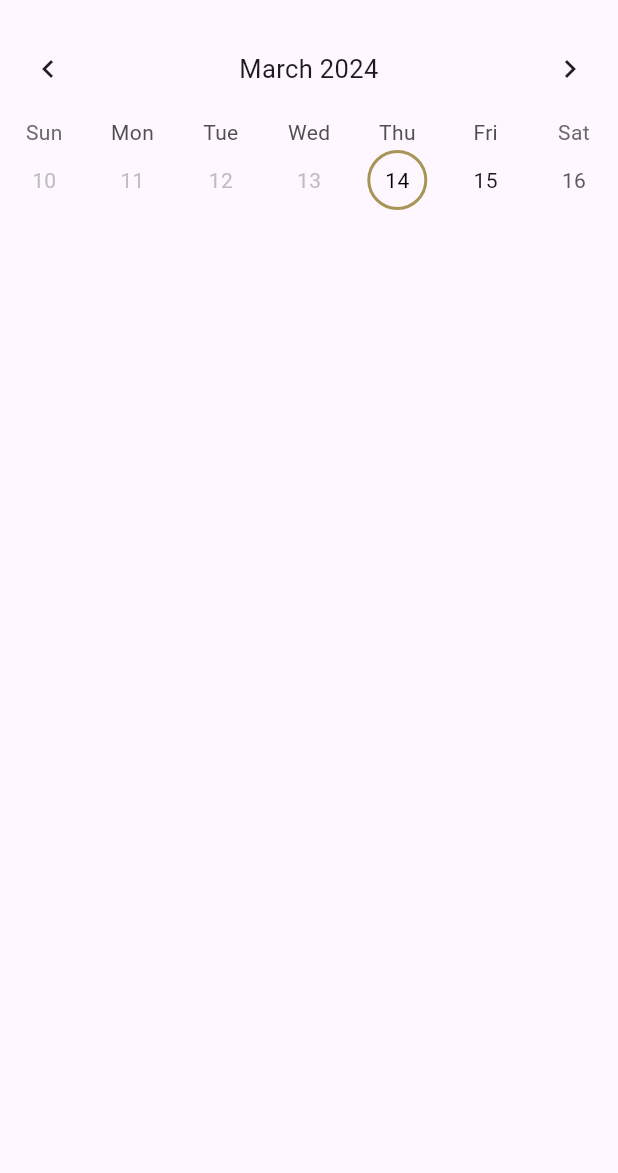
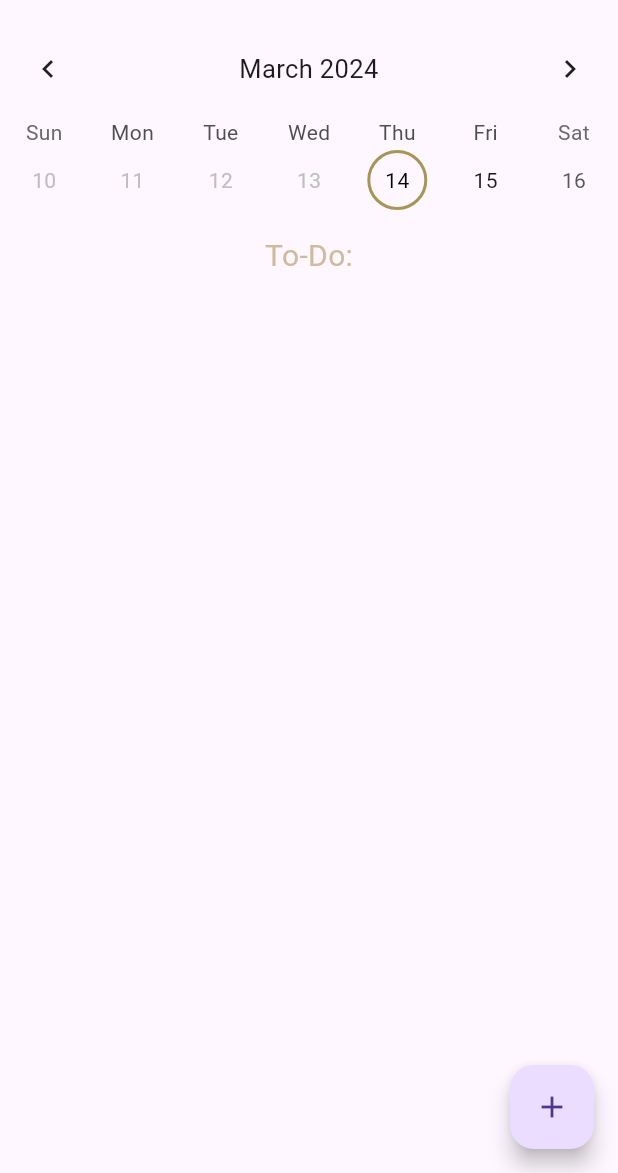
Before and after one commit to altheangiron/lets_get_it_done, a Flutter app: the screen it shows after launch, on a phone screen of 412 x 824 dp, the part 63-1236 px from its top. Run offline on Flutter 3.47's test engine with Material 3 defaults, Android fonts, the light colour scheme and no system bars; drawn by our look-alikes of table_calendar.

Commit message:
beginning of home page

```diff
--- a/lib/main.dart
+++ b/lib/main.dart
@@ -1,6 +1,5 @@
 import 'package:flutter/material.dart';
 import 'package:lets_get_it_done/screens/intro_screen.dart';
-import 'package:lets_get_it_done/screens/home_screen.dart';
 
 void main() {
   runApp(const MyApp());
--- a/lib/screens/home_screen.dart
+++ b/lib/screens/home_screen.dart
@@ -12,11 +12,32 @@ class HomeScreen extends StatefulWidget {
 
 class _HomeScreenState extends State<HomeScreen> {
 
-  DateTime today = DateTime.now();
+  late Map<DateTime, List<Task>> selectedTasks;
 
-  void _onDaySelected(DateTime day, DateTime focusedDay) {
+  DateTime selectedDay = DateTime.now();
+  DateTime focusedDay = DateTime.now();
+
+  TextEditingController _taskController = TextEditingController();
+
+  @override
+  void initState() {
+    selectedTasks = {};
+    super.initState();
+  }
+
+  void dispose() {
+    _taskController.dispose();
+    super.dispose();
+  }
+
+  List<Task> _getTasksfromDay(DateTime date) {
+    return selectedTasks[date] ?? [];
+  }
+
+  void _onDaySelected(DateTime selectDay, DateTime focusDay) {
       setState(() {
-       today = day;
+       selectedDay = selectDay;
+       focusedDay = focusDay;
       });
   }
 
@@ -56,15 +77,69 @@ class _HomeScreenState extends State<HomeScreen> {
                 shape: BoxShape.circle,
               ),
             ),
-            selectedDayPredicate: (day) => isSameDay(day, today),
-            focusedDay: today,
+            selectedDayPredicate: (DateTime date) => isSameDay(selectedDay, date),
+            focusedDay: selectedDay,
             firstDay: DateTime.utc(2024, 3, 14),
             lastDay: DateTime.utc(2025, 3, 14),
             onDaySelected: _onDaySelected,
             calendarFormat: CalendarFormat.week,
+
+            eventLoader: _getTasksfromDay,
+
           ),
+          const SizedBox(
+            height: 10,
+          ),
+          Container(
+            child: const Text('To-Do:',
+            style: TextStyle(
+              color: Color(0xffcebb9c),
+              fontSize: 20,
+              )
+            ),
+          ),
+          ..._getTasksfromDay(selectedDay).map((Task task) => ListTile(title: Text(task.title),),),
         ]
       ),
+      floatingActionButton: FloatingActionButton(
+        onPressed: () => showDialog(
+          context: context,
+          builder: (context) => AlertDialog(
+            title: const Text("Add Task"),
+            content: TextFormField(
+              controller: _taskController,
+            ),
+            actions: [
+              TextButton(
+                child: const Text("Add"),
+                onPressed: () {
+                  if(_taskController.text.isEmpty) {
+
+                  }
+                  else {
+                    if(selectedTasks[selectedDay] != null) {
+                      selectedTasks[selectedDay]?.add(
+                        Task(title: _taskController.text),
+                      );
+                    }
+                    else {
+                      selectedTasks[selectedDay] = [
+                        Task(title: _taskController.text)
+                      ];
+                    }
+
+                  }
+                  Navigator.pop(context);
+                  _taskController.clear();
+                  setState(() {});
+                  return;
+                }
+
+              )
+            ]
+          )),
+        child: const Icon(Icons.add),
+        ),
     );
   }
 }
--- /dev/null
+++ b/lib/task.dart
@@ -0,0 +1,7 @@
+class Task {
+  final String title;
+  Task({required this.title});
+
+  @override
+  String toString() => title;
+}
```
